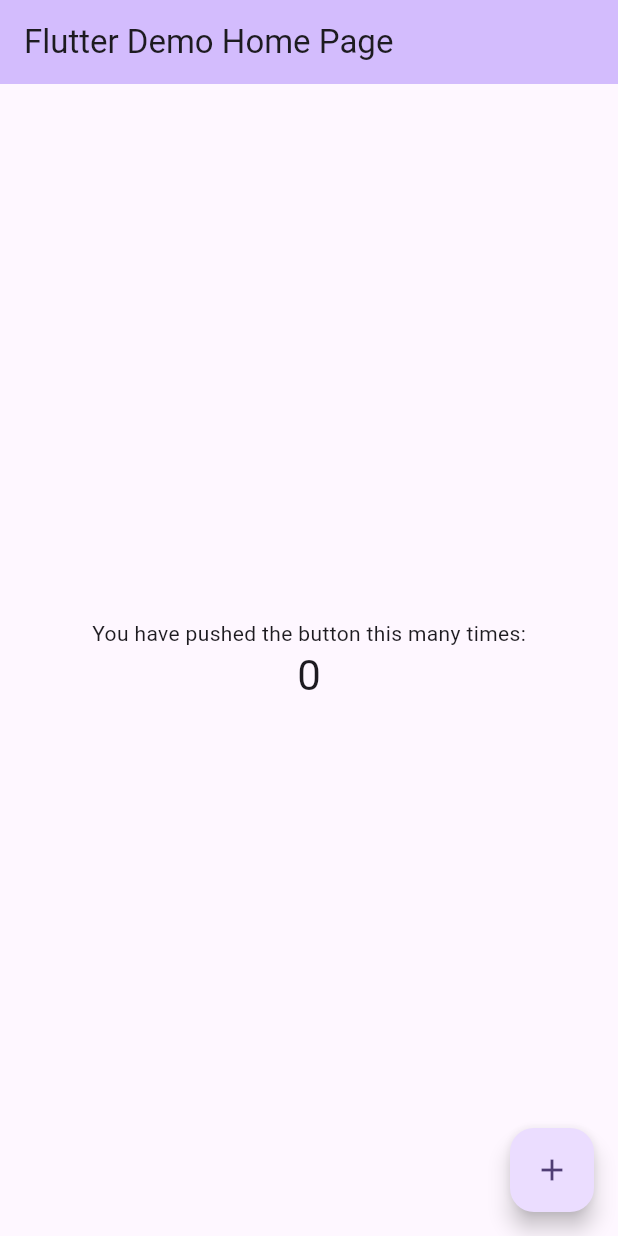
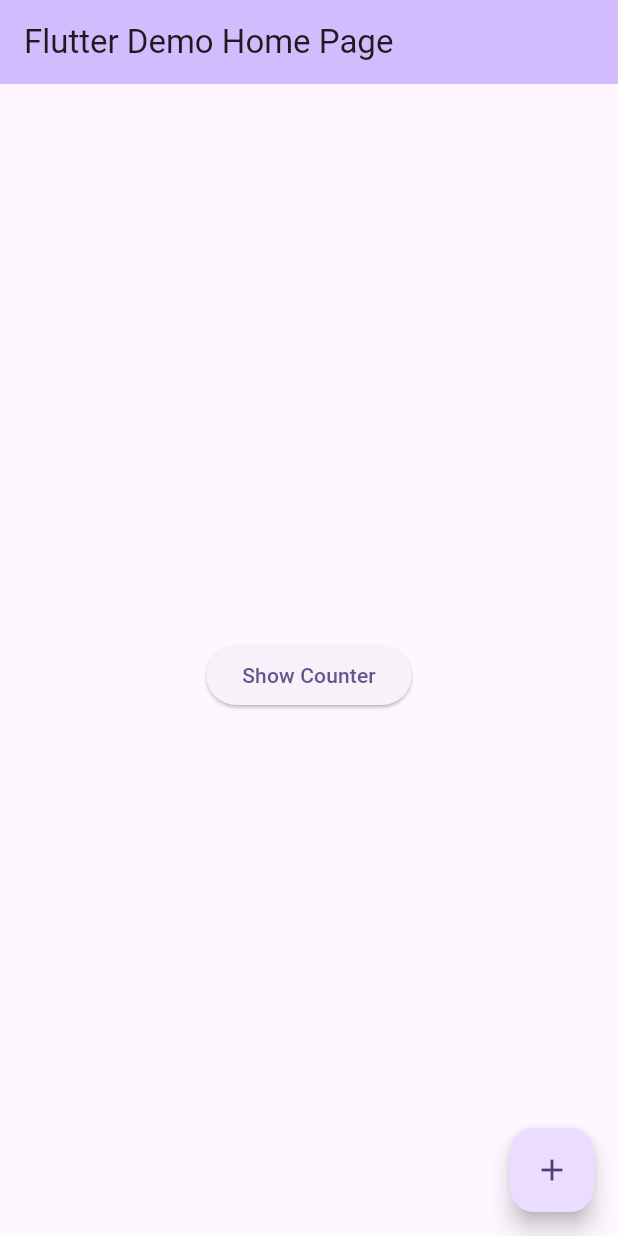
Before and after one commit to NicBeans/G2G-Mobile-Application, a Flutter app: the screen it shows after launch, on a phone screen of 412 x 824 dp. Run offline on Flutter 3.47's test engine with Material 2 defaults, Android fonts, the phone set to English and light mode, and no system bars.

Commit message:
Demo 2.0

```diff
--- a/lib/main.dart
+++ b/lib/main.dart
@@ -5,29 +5,13 @@ void main() {
 }
 
 class MyApp extends StatelessWidget {
-  const MyApp({super.key});
+  const MyApp({Key? key}) : super(key: key);
 
-  // This widget is the root of your application.
   @override
   Widget build(BuildContext context) {
     return MaterialApp(
       title: 'Flutter Demo',
       theme: ThemeData(
-        // This is the theme of your application.
-        //
-        // TRY THIS: Try running your application with "flutter run". You'll see
-        // the application has a blue toolbar. Then, without quitting the app,
-        // try changing the seedColor in the colorScheme below to Colors.green
-        // and then invoke "hot reload" (save your changes or press the "hot
-        // reload" button in a Flutter-supported IDE, or press "r" if you used
-        // the command line to start the app).
-        //
-        // Notice that the counter didn't reset back to zero; the application
-        // state is not lost during the reload. To reset the state, use hot
-        // restart instead.
-        //
-        // This works for code too, not just values: Most code changes can be
-        // tested with just a hot reload.
         colorScheme: ColorScheme.fromSeed(seedColor: Colors.deepPurple),
         useMaterial3: true,
       ),
@@ -37,16 +21,7 @@ class MyApp extends StatelessWidget {
 }
 
 class MyHomePage extends StatefulWidget {
-  const MyHomePage({super.key, required this.title});
-
-  // This widget is the home page of your application. It is stateful, meaning
-  // that it has a State object (defined below) that contains fields that affect
-  // how it looks.
-
-  // This class is the configuration for the state. It holds the values (in this
-  // case the title) provided by the parent (in this case the App widget) and
-  // used by the build method of the State. Fields in a Widget subclass are
-  // always marked "final".
+  const MyHomePage({Key? key, required this.title}) : super(key: key);
 
   final String title;
 
@@ -56,61 +31,44 @@ class MyHomePage extends StatefulWidget {
 
 class _MyHomePageState extends State<MyHomePage> {
   int _counter = 0;
+  bool _showCounter = false;
 
   void _incrementCounter() {
     setState(() {
-      // This call to setState tells the Flutter framework that something has
-      // changed in this State, which causes it to rerun the build method below
-      // so that the display can reflect the updated values. If we changed
-      // _counter without calling setState(), then the build method would not be
-      // called again, and so nothing would appear to happen.
       _counter++;
+    });
+  }
+
+  void _toggleCounterVisibility() {
+    setState(() {
+      _showCounter = !_showCounter;
     });
   }
 
   @override
   Widget build(BuildContext context) {
-    // This method is rerun every time setState is called, for instance as done
-    // by the _incrementCounter method above.
-    //
-    // The Flutter framework has been optimized to make rerunning build methods
-    // fast, so that you can just rebuild anything that needs updating rather
-    // than having to individually change instances of widgets.
     return Scaffold(
       appBar: AppBar(
-        // TRY THIS: Try changing the color here to a specific color (to
-        // Colors.amber, perhaps?) and trigger a hot reload to see the AppBar
-        // change color while the other colors stay the same.
         backgroundColor: Theme.of(context).colorScheme.inversePrimary,
-        // Here we take the value from the MyHomePage object that was created by
-        // the App.build method, and use it to set our appbar title.
         title: Text(widget.title),
       ),
       body: Center(
-        // Center is a layout widget. It takes a single child and positions it
-        // in the middle of the parent.
         child: Column(
-          // Column is also a layout widget. It takes a list of children and
-          // arranges them vertically. By default, it sizes itself to fit its
-          // children horizontally, and tries to be as tall as its parent.
-          //
-          // Column has various properties to control how it sizes itself and
-          // how it positions its children. Here we use mainAxisAlignment to
-          // center the children vertically; the main axis here is the vertical
-          // axis because Columns are vertical (the cross axis would be
-          // horizontal).
-          //
-          // TRY THIS: Invoke "debug painting" (choose the "Toggle Debug Paint"
-          // action in the IDE, or press "p" in the console), to see the
-          // wireframe for each widget.
           mainAxisAlignment: MainAxisAlignment.center,
           children: <Widget>[
-            const Text(
-              'You have pushed the button this many times:',
-            ),
-            Text(
-              '$_counter',
-              style: Theme.of(context).textTheme.headlineMedium,
+            if (_showCounter) ...[
+              const Text(
+                'You have pushed the button this many times:',
+              ),
+              Text(
+                '$_counter',
+                style: Theme.of(context).textTheme.titleLarge,
+              ),
+            ],
+            const SizedBox(height: 20),
+            ElevatedButton(
+              onPressed: _toggleCounterVisibility,
+              child: Text(_showCounter ? 'Hide Counter' : 'Show Counter'),
             ),
           ],
         ),
@@ -119,7 +77,7 @@ class _MyHomePageState extends State<MyHomePage> {
         onPressed: _incrementCounter,
         tooltip: 'Increment',
         child: const Icon(Icons.add),
-      ), // This trailing comma makes auto-formatting nicer for build methods.
+      ),
     );
   }
 }
```
